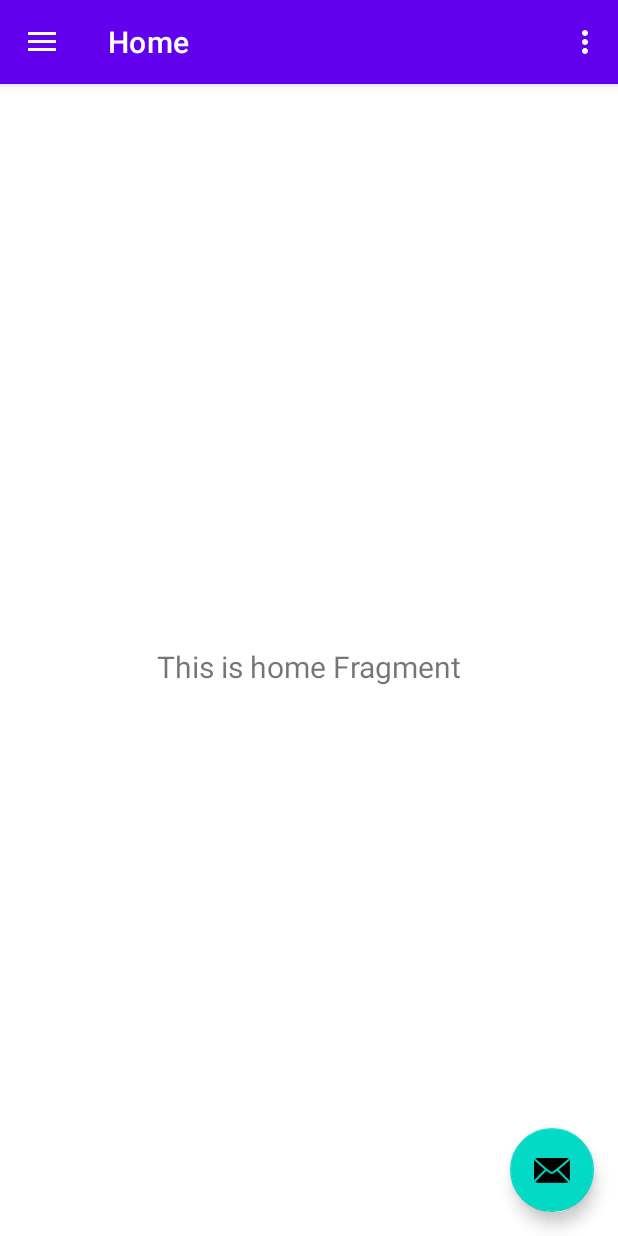
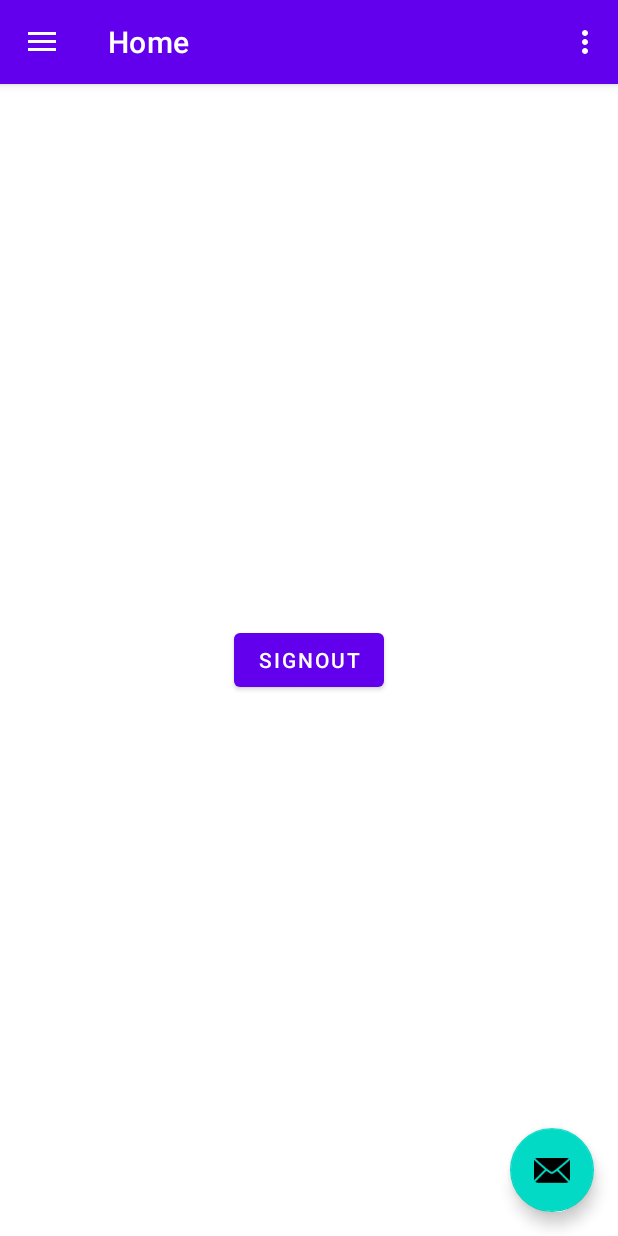
Before and after one commit to azeez-72/EcoConnect, an Android app: the screen it shows after launch once a user with an empty profile is signed in (MainActivity), on a phone screen of 412 x 824 dp. Run offline under Robolectric (Android 15) with nearby library versions, the phone set to English and light mode, and no system bars; our stand-ins replace Firebase (no records; nobody signed in at launch, a user with empty details on screens opened directly), navigation-ui.

Commit message:
updated login signup

```diff
--- a/app/src/main/java/io/realworld/ecoconnect/ui/home/HomeFragment.kt
+++ b/app/src/main/java/io/realworld/ecoconnect/ui/home/HomeFragment.kt
@@ -1,13 +1,17 @@
 package io.realworld.ecoconnect.ui.home
 
+import android.content.Intent
 import android.os.Bundle
 import android.view.LayoutInflater
 import android.view.View
 import android.view.ViewGroup
+import android.widget.Button
 import android.widget.TextView
 import androidx.fragment.app.Fragment
 import androidx.lifecycle.Observer
 import androidx.lifecycle.ViewModelProvider
+import com.google.firebase.auth.FirebaseAuth
+import io.realworld.ecoconnect.LoginSignUpActivity
 import io.realworld.ecoconnect.R
 
 class HomeFragment : Fragment() {
@@ -22,10 +26,14 @@ class HomeFragment : Fragment() {
         homeViewModel =
                 ViewModelProvider(this).get(HomeViewModel::class.java)
         val root = inflater.inflate(R.layout.fragment_home, container, false)
-        val textView: TextView = root.findViewById(R.id.text_home)
-        homeViewModel.text.observe(viewLifecycleOwner, Observer {
-            textView.text = it
-        })
+
+        root.findViewById<Button>(R.id.signoutButton).setOnClickListener {
+            FirebaseAuth.getInstance().signOut()
+            val loginSignupIntent = Intent(activity, LoginSignUpActivity::class.java)
+            loginSignupIntent.flags = Intent.FLAG_ACTIVITY_NEW_TASK or Intent.FLAG_ACTIVITY_CLEAR_TASK
+            startActivity(loginSignupIntent)
+        }
+
         return root
     }
 }
--- a/app/src/main/res/layout/fragment_home.xml
+++ b/app/src/main/res/layout/fragment_home.xml
@@ -6,15 +6,11 @@
     android:layout_height="match_parent"
     tools:context=".ui.home.HomeFragment">
 
-    <TextView
-        android:id="@+id/text_home"
-        android:layout_width="match_parent"
+    <Button
+        android:id="@+id/signoutButton"
+        android:layout_width="wrap_content"
         android:layout_height="wrap_content"
-        android:layout_marginStart="8dp"
-        android:layout_marginTop="8dp"
-        android:layout_marginEnd="8dp"
-        android:textAlignment="center"
-        android:textSize="20sp"
+        android:text="Signout"
         app:layout_constraintBottom_toBottomOf="parent"
         app:layout_constraintEnd_toEndOf="parent"
         app:layout_constraintStart_toStartOf="parent"
--- a/app/src/main/res/layout/fragment_signup_fragment.xml
+++ b/app/src/main/res/layout/fragment_signup_fragment.xml
@@ -68,6 +68,12 @@
                 android:layout_height="wrap_content"
                 android:layout_marginTop="8dp"
                 android:text="Already a member?   Login" />
+
+            <Spinner
+                android:id="@+id/spinner"
+                android:layout_width="match_parent"
+                android:layout_height="wrap_content"
+                android:layout_alignBottom="@id/signUpButton" />
         </LinearLayout>
     </androidx.constraintlayout.widget.ConstraintLayout>
 
```
